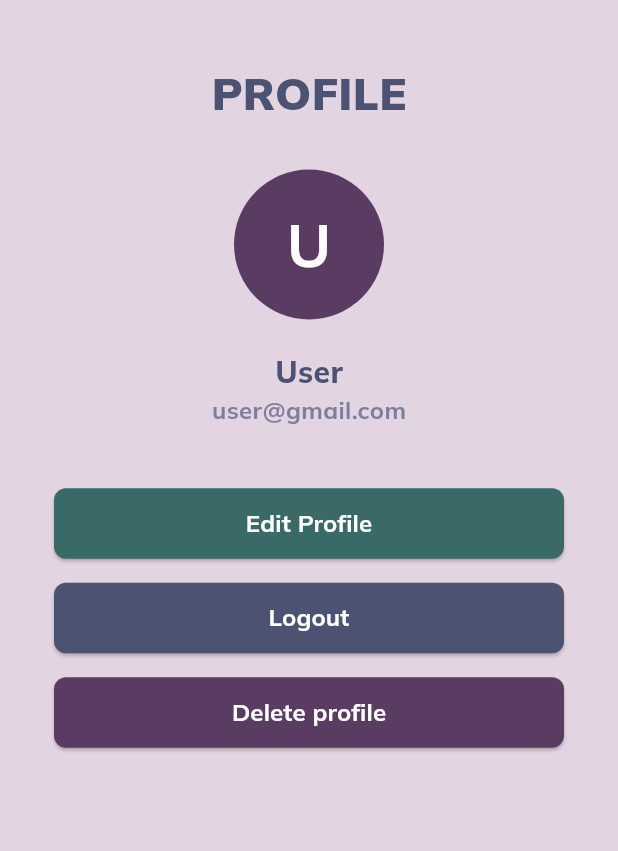
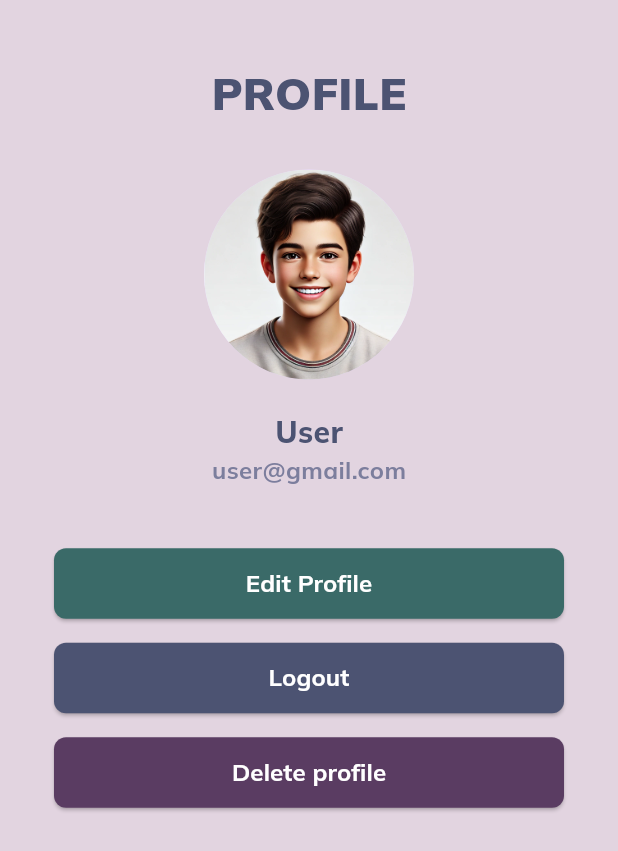
Before and after one commit to Prasad-k-Github/NEAR-ME-Luggage-storing-application, a Flutter app: the ProfileUI screen opened by its route, on a phone screen of 412 x 824 dp. Shown: the top 851 px of the screen. Run offline on Flutter 3.47's test engine with Material 3 defaults, Android fonts, the light colour scheme and no system bars; our stand-ins replace geocoding, google_fonts, google_maps_flutter.

Commit message:
Update profile UI with new avatar image and adjust radius; add new image asset

```diff
--- a/lib/screens/profile_ui.dart
+++ b/lib/screens/profile_ui.dart
@@ -32,16 +32,8 @@ class ProfileUI extends StatelessWidget {
               // User Avatar
               Center(
                 child: CircleAvatar(
-                  radius: 50,
-                  backgroundColor: const Color(0xFF5A3C62),
-                  child: Text(
-                    "U",
-                    style: GoogleFonts.mulish(
-                      fontSize: 40,
-                      fontWeight: FontWeight.bold,
-                      color: Colors.white,
-                    ),
-                  ),
+                  radius: 70, // Increased radius
+                  backgroundImage: AssetImage('assets/images/boy.png'),
                 ),
               ),
 
--- a/pubspec.yaml
+++ b/pubspec.yaml
@@ -49,3 +49,4 @@ flutter:
     - assets/images/update.png
     - assets/images/password.png
     - assets/images/Home.jpeg
+    - assets/images/boy.png
```
Also changed, not shown: assets/images/boy.png (added), 4 other files.
